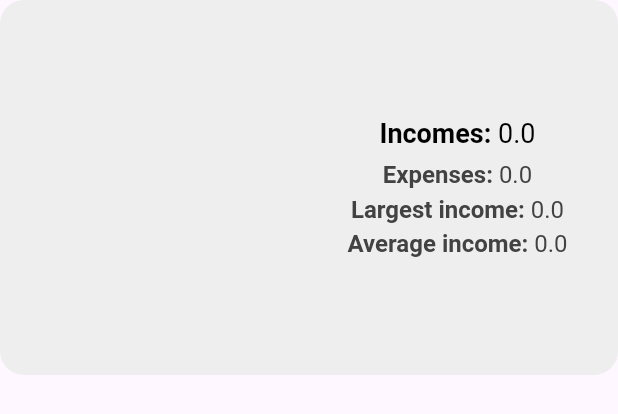
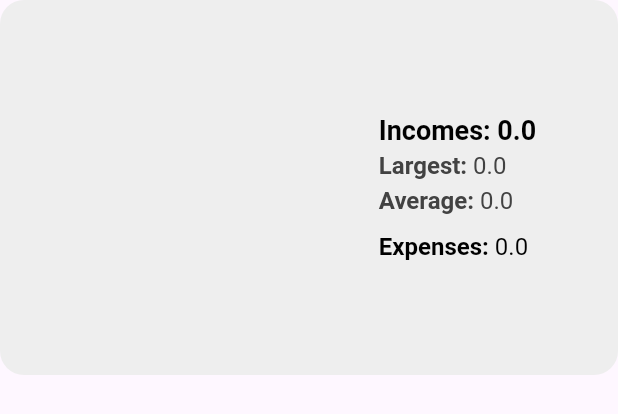
Before and after one commit to mitryp/anthill, a Flutter app: the _StatsDiagrams widget shown alone on an empty page, opened directly with empty values, on a phone screen of 412 x 824 dp. Shown: the top 414 px of the screen. Run offline on Flutter 3.47's test engine with Material 3 defaults, Android fonts, the phone set to English and light mode, and no system bars; our stand-ins replace community_charts_flutter, dio, flutter_riverpod, form_validator, freezed_annotation, go_router and 2 more; missing offline and left inert: flutter_nestjs_paginate, universal_html; generated files the repository leaves out were written again; network calls fail.

Commit message:
Updated the stats page appearance

```diff
--- a/anthill_front/lib/src/modules/transactions/presentation/general_stats_diagram.dart
+++ b/anthill_front/lib/src/modules/transactions/presentation/general_stats_diagram.dart
@@ -23,6 +23,7 @@ class GeneralStatsDiagram extends StatelessWidget {
     final series = [
       charts.Series<double, double>(
         id: 'Incomes/expenses',
+        seriesColor: charts.MaterialPalette.red.shadeDefault,
         domainFn: (datum, index) => (index ?? 0.0).toDouble(),
         measureFn: (datum, _) => datum,
         colorFn: (datum, index) => data[index ?? 0] < 0
@@ -40,28 +41,45 @@ class GeneralStatsDiagram extends StatelessWidget {
         charts.PieChart(series, animate: _animate),
         DefaultTextStyle(
           style: TextStyle(fontSize: 16, color: Colors.grey[800]),
-          child: Column(
+          child: Row(
+            mainAxisAlignment: MainAxisAlignment.center,
+            children: [
+              Column(
                 mainAxisAlignment: MainAxisAlignment.spaceAround,
                 mainAxisSize: MainAxisSize.min,
+                crossAxisAlignment: CrossAxisAlignment.start,
                 children: [
                   DefaultTextStyle(
-                style: const TextStyle(fontSize: 18, color: Colors.black),
+                    style: const TextStyle(
+                      fontSize: 18,
+                      color: Colors.black,
+                      fontWeight: FontWeight.bold,
+                    ),
                     child: _StatsLabel(
                       name: 'Incomes',
                       value: '${_statsDto.incomesSum.roundWithPrecision()}',
                     ),
                   ),
-              const SizedBox(),
-              _StatsLabel(name: 'Expenses', value: '${_statsDto.expensesSum.roundWithPrecision()}'),
                   _StatsLabel(
-                name: 'Largest income',
+                    name: 'Largest',
                     value: '${_statsDto.largestIncome.roundWithPrecision()}',
                   ),
                   _StatsLabel(
-                name: 'Average income',
+                    name: 'Average',
                     value: '${_statsDto.averageIncome.roundWithPrecision()}',
                   ),
+                  const SizedBox(),
+                  const SizedBox(),
+                  DefaultTextStyle(
+                    style: const TextStyle(fontSize: 16, color: Colors.black),
+                    child: _StatsLabel(
+                      name: 'Expenses',
+                      value: '${_statsDto.expensesSum.roundWithPrecision()}',
+                    ),
+                  ),
                 ].divide(const SizedBox(height: 4)),
+              ),
+            ],
           ),
         ),
       ].map((e) => Expanded(child: e)).toList(growable: false),
--- a/anthill_front/lib/src/modules/transactions/presentation/pages/transactions_stats_page.dart
+++ b/anthill_front/lib/src/modules/transactions/presentation/pages/transactions_stats_page.dart
@@ -151,7 +151,7 @@ class _StatsDiagrams extends StatelessWidget {
         ),
         if (_statsDto.balances.length > 1)
           Container(
-            padding: diagramPadding,
+            padding: diagramPadding.add(const EdgeInsets.symmetric(horizontal: 10, vertical: 2)),
             height: diagramHeight,
             decoration: diagramDecoration,
             child: PeriodStatsDiagram(balances: _statsDto.balances, animate: _animate),
```
Lines whose indentation alone changed are shown as unchanged.
